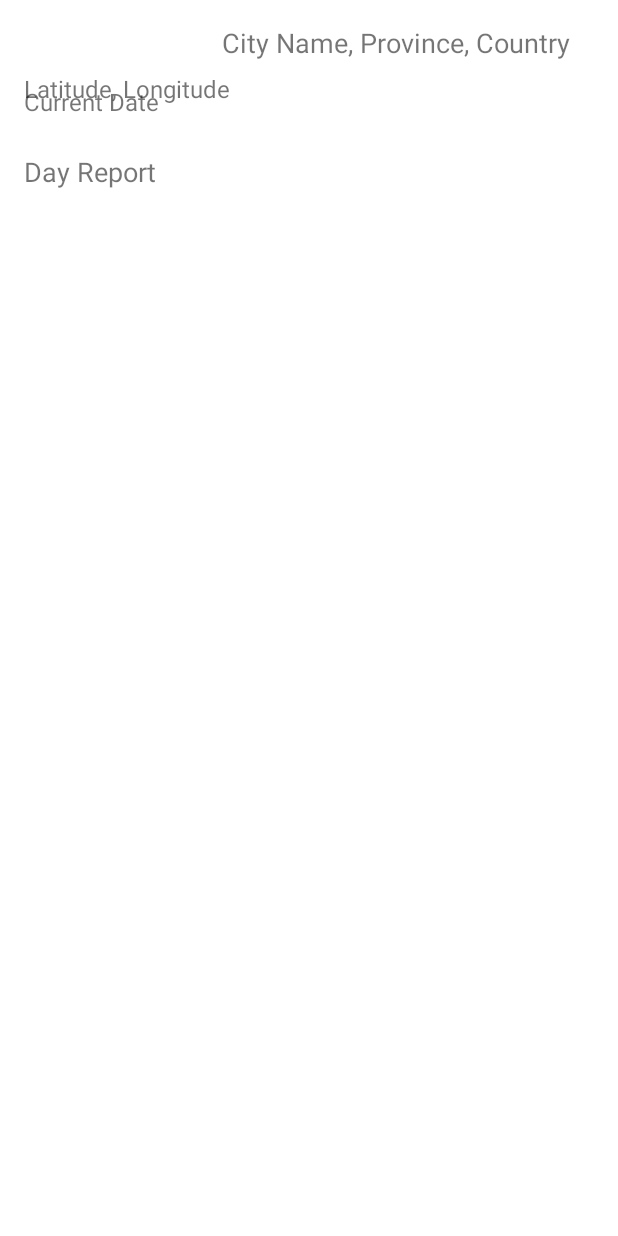
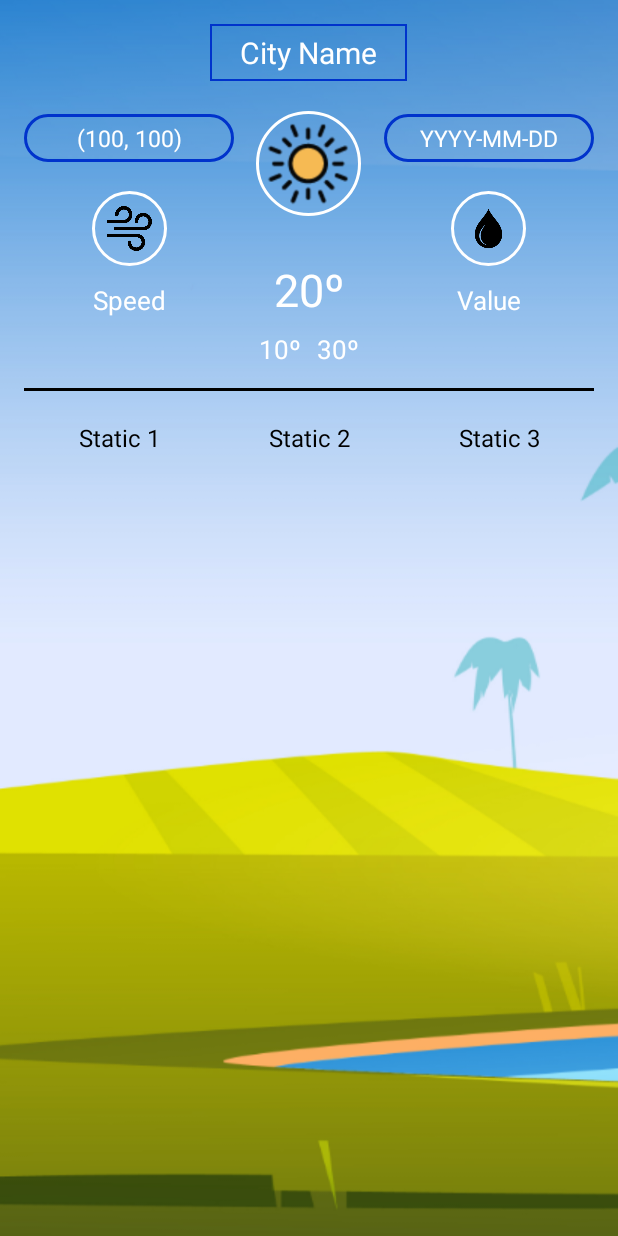
Before and after one commit to JorgeGainzarain/Mobile-Aplications-Individual-Work, an Android app: the layout activity_detailed_city.xml on its own in the app's theme, with its tools: preview values and no code run, on a phone screen of 412 x 824 dp. Run offline under Robolectric (Android 15) with nearby library versions, the phone set to English and light mode, and no system bars.

Commit message:
Final version already uploaded, forgot to commit the changes to github

```diff
--- a/app/src/main/java/es/usj/individualassessment/CityList.kt
+++ b/app/src/main/java/es/usj/individualassessment/CityList.kt
@@ -282,6 +282,14 @@ class CityList : AppCompatActivity() {
             binding.countryName.setTextColor(mycolor)
             binding.Time.setTextColor(mycolor)
 
+            // Set the click listener to start DetailedCity activity
+            rowView.setOnClickListener {
+                val intent = Intent(context, DetailedCity::class.java)
+                val index = ListCities.instance.indexOf(city)
+                intent.putExtra("CITY_INDEX", index)
+                context.startActivity(intent)
+            }
+
             return rowView
         }
         private fun updateFavourite(binding: ListItemBinding, city : City) {
--- a/app/src/main/java/es/usj/individualassessment/Classes/City.java
+++ b/app/src/main/java/es/usj/individualassessment/Classes/City.java
@@ -183,6 +183,13 @@ public class City {
     }
     public Day getToday() {return today;}
 
+    public Double getAvgWind() {
+        return history.getAvgWind();
+    }
+
+    public Double getAvgTemp() {return history.getAvgTemp();}
+    public Double getAvgDew() {return history.getAvgDew();}
+
     public Boolean isFavourite() {return favourite;}
     public void setFavourite(Boolean favourite) {
         this.favourite = favourite;
--- a/app/src/main/java/es/usj/individualassessment/Classes/History.java
+++ b/app/src/main/java/es/usj/individualassessment/Classes/History.java
@@ -39,6 +39,33 @@ public class History {
         }
         sortDays();
 
+    }
+
+    public Double getAvgWind() {
+        if (days == null || days.isEmpty()) return 0.0;
+        double totalWind = 0.0;
+        for (Day day : days) {
+            totalWind += day.getWindspeed();
+        }
+        return totalWind / days.size();
+    }
+
+    public Double getAvgTemp() {
+        if (days == null || days.isEmpty()) return 0.0;
+        double totalTemp = 0.0;
+        for (Day day : days) {
+            totalTemp += day.getTemp();
+        }
+        return totalTemp / days.size();
+    }
+
+    public Double getAvgDew() {
+        if (days == null || days.isEmpty()) return 0.0;
+        double totalDew = 0.0;
+        for (Day day : days) {
+            totalDew += day.getDew();
+        }
+        return totalDew / days.size();
     }
 
     public JSONArray toJSON() throws JSONException {
--- a/app/src/main/java/es/usj/individualassessment/DetailedCity.kt
+++ b/app/src/main/java/es/usj/individualassessment/DetailedCity.kt
@@ -1,15 +1,75 @@
 package es.usj.individualassessment
 
+import android.content.Intent
 import android.os.Bundle
-import androidx.activity.enableEdgeToEdge
 import androidx.appcompat.app.AppCompatActivity
-import androidx.core.view.ViewCompat
-import androidx.core.view.WindowInsetsCompat
+import es.usj.individualassessment.Classes.City
+import es.usj.individualassessment.Classes.ListCities
+import es.usj.individualassessment.databinding.ActivityDetailedCityBinding
+import java.text.SimpleDateFormat
+import java.util.Locale
 
 class DetailedCity : AppCompatActivity() {
+
+    private val view by lazy { ActivityDetailedCityBinding.inflate(layoutInflater) }
+
+    private lateinit var city: City
+
     override fun onCreate(savedInstanceState: Bundle?) {
         super.onCreate(savedInstanceState)
-        enableEdgeToEdge()
-        setContentView(R.layout.activity_detailed_city)
+        setContentView(view.root)
+
+        // Enable the home button
+        supportActionBar?.setDisplayHomeAsUpEnabled(true)
+
+        // Get the city index from the intent
+        val cityIndex = intent.getIntExtra("CITY_INDEX", -1)
+        if (cityIndex != -1) {
+            city = ListCities.instance[cityIndex]
+            setCityDetails()
+        } else {
+            // Handle the case where the index is invalid
+            finish() // Close the activity if the index is invalid
+        }
+    }
+
+    override fun onOptionsItemSelected(item: android.view.MenuItem): Boolean {
+        return when (item.itemId) {
+            android.R.id.home -> {
+                // Navigate back to the CityList activity
+                val intent = Intent(this, CityList::class.java)
+                startActivity(intent)
+                finish()
+                true
+            }
+            else -> super.onOptionsItemSelected(item)
+        }
+    }
+
+    private fun setCityDetails() {
+        val today = city.today
+
+        val latitude = String.format("%.2f", city.latitude)
+        val longitude = String.format("%.2f", city.longitude)
+        val dateFormat = SimpleDateFormat("yyyy-MM-dd", Locale.getDefault())
+        val date = dateFormat.format(city.calendar.time)
+
+        view.textViewNameProvinceCountry.text = "${city.name}, ${city.province}, ${city.country}"
+        view.location.text = "($latitude, $longitude)"
+        view.Date.text = date
+
+        val iconId = resources.getIdentifier(
+            today.icon.replace("-", "_"), "drawable",
+            packageName
+        )
+        view.weatherIcon.setImageResource(iconId) // Assuming weatherIcon is a drawable resource ID
+        view.windSpeed.text = "${today.windspeed} km/h"
+        view.dewValue.text = "${today.dew}"
+        view.tempValue.text = "${today.temp}°"
+        view.maxTemp.text = "${today.tempmax}°"
+        view.minTemp.text = "${today.tempmin}°"
+        view.avgWind.text = "Avg Wind\n${String.format("%.2f", city.avgWind)} km/h"
+        view.avgTemp.text = "Avg Temp\n${String.format("%.2f", city.avgTemp)}°"
+        view.avgDew.text = "Avg Dew\n${String.format("%.2f", city.avgDew)}°"
     }
 }
--- /dev/null
+++ b/app/src/main/res/drawable/circle_border.xml
@@ -0,0 +1,12 @@
+<!-- border_circle.xml -->
+<layer-list xmlns:android="http://schemas.android.com/apk/res/android">
+    <!-- Background Circle -->
+    <item>
+        <shape android:shape="oval">
+            <solid android:color="@android:color/transparent" />
+            <stroke
+                android:width="2dp"
+                android:color="@android:color/white" />
+        </shape>
+    </item>
+</layer-list>
--- a/app/src/main/res/layout/activity_detailed_city.xml
+++ b/app/src/main/res/layout/activity_detailed_city.xml
@@ -1,6 +1,7 @@
 <RelativeLayout xmlns:android="http://schemas.android.com/apk/res/android"
     android:layout_width="match_parent"
     android:layout_height="match_parent"
+    android:background="@drawable/sunny_bg"
     android:padding="16dp">
 
     <!-- City Information -->
@@ -8,44 +9,213 @@
         android:id="@+id/textViewNameProvinceCountry"
         android:layout_width="wrap_content"
         android:layout_height="wrap_content"
-        android:text="City Name, Province, Country"
-        android:textSize="18sp"
-        android:layout_alignParentTop="true"
-        android:layout_alignParentEnd="true"
-        android:layout_marginEnd="16dp"/>
-
-    <!-- Current Date -->
-    <TextView
-        android:id="@+id/textViewDate"
-        android:layout_width="wrap_content"
-        android:layout_height="wrap_content"
-        android:text="Current Date"
-        android:textSize="16sp"
-        android:layout_below="@id/textViewNameProvinceCountry"
-        android:layout_alignParentStart="true"
-        android:layout_marginTop="16dp"/>
+        android:text="City Name"
+        android:textSize="20dp"
+        android:layout_centerHorizontal="true"
+        android:textColor="@color/white"
+        android:background="@drawable/square_border_day"
+        android:paddingStart="20dp"
+        android:paddingEnd="20dp"
+        android:paddingTop="5dp"
+        android:paddingBottom="5dp"/>
 
     <!-- Latitude and Longitude -->
     <TextView
-        android:id="@+id/textViewLocation"
+        android:id="@+id/location"
+        android:layout_width="140dp"
+        android:layout_height="wrap_content"
+        android:text="(100, 100)"
+        android:layout_alignParentStart="true"
+        android:textColor="@color/white"
+        android:background="@drawable/rounded_border_day"
+        android:textSize="15sp"
+        android:paddingStart="20dp"
+        android:paddingEnd="20dp"
+        android:paddingTop="5dp"
+        android:gravity="center"
+        android:paddingBottom="5dp"
+        android:layout_marginTop="60dp"/>
+
+    <TextView
+        android:id="@+id/Date"
+        android:layout_width="140dp"
+        android:layout_height="wrap_content"
+        android:text="YYYY-MM-DD"
+        android:layout_alignParentEnd="true"
+        android:textColor="@color/white"
+        android:background="@drawable/rounded_border_day"
+        android:textSize="15sp"
+        android:gravity="center"
+        android:paddingStart="20dp"
+        android:paddingEnd="20dp"
+        android:paddingTop="5dp"
+        android:paddingBottom="5dp"
+        android:layout_marginTop="60dp"/>
+
+    <ImageView
+        android:id="@+id/weatherIcon"
+        android:layout_width="70dp"
+        android:layout_height="70dp"
+        android:layout_below="@+id/textViewNameProvinceCountry"
+        android:layout_centerHorizontal="true"
+        android:paddingStart="5dp"
+        android:paddingEnd="5dp"
+        android:paddingTop="5dp"
+        android:paddingBottom="5dp"
+        android:background="@drawable/circle_border"
+        android:layout_marginTop="20dp"
+        android:src="@drawable/clear_day" />
+
+    <ImageView
+        android:id="@+id/wind"
+        android:layout_width="50dp"
+        android:layout_height="50dp"
+        android:layout_below="@+id/textViewNameProvinceCountry"
+        android:layout_marginTop="73dp"
+        android:background="@drawable/circle_border"
+        android:layout_marginStart="45dp"
+        android:paddingStart="10dp"
+        android:paddingTop="10dp"
+        android:paddingEnd="10dp"
+        android:paddingBottom="10dp"
+        android:src="@drawable/wind_icon" />
+
+    <TextView
+        android:id="@+id/windSpeed"
+        android:layout_width="100dp"
+        android:layout_height="34dp"
+        android:layout_below="@id/wind"
+        android:gravity="center"
+        android:paddingStart="20dp"
+        android:paddingEnd="20dp"
+        android:paddingTop="5dp"
+        android:paddingBottom="5dp"
+        android:textColor="@color/white"
+        android:layout_marginTop="5dp"
+        android:layout_marginStart="20dp"
+        android:text="Speed"
+        android:textSize="17dp"/>
+
+    <ImageView
+        android:id="@+id/dew"
+        android:layout_width="50dp"
+        android:layout_height="50dp"
+        android:layout_below="@+id/textViewNameProvinceCountry"
+        android:layout_marginTop="73dp"
+        android:background="@drawable/circle_border"
+        android:layout_alignParentEnd="true"
+        android:layout_marginEnd="45dp"
+        android:paddingStart="10dp"
+        android:paddingTop="10dp"
+        android:paddingEnd="10dp"
+        android:paddingBottom="10dp"
+        android:src="@drawable/dew" />
+
+    <TextView
+        android:id="@+id/dewValue"
+        android:layout_width="100dp"
+        android:layout_height="34dp"
+        android:layout_below="@id/dew"
+        android:gravity="center"
+        android:layout_alignParentEnd="true"
+        android:layout_marginEnd="20dp"
+        android:paddingStart="20dp"
+        android:paddingEnd="20dp"
+        android:paddingTop="5dp"
+        android:textColor="@color/white"
+        android:paddingBottom="5dp"
+        android:layout_marginTop="5dp"
+        android:layout_marginStart="23dp"
+        android:text="Value"
+        android:textSize="17dp"/>
+
+    <TextView
+        android:id="@+id/tempValue"
         android:layout_width="wrap_content"
         android:layout_height="wrap_content"
-        android:text="Latitude, Longitude"
-        android:textSize="16sp"
-        android:layout_marginTop="32dp"/>
+        android:layout_below="@id/dew"
+        android:gravity="center"
+        android:layout_centerHorizontal="true"
+        android:layout_marginEnd="20dp"
+        android:paddingStart="20dp"
+        android:paddingEnd="20dp"
+        android:paddingTop="5dp"
+        android:textColor="@color/white"
+        android:paddingBottom="5dp"
+        android:layout_marginTop="-10dp"
+        android:layout_marginStart="23dp"
+        android:text="20º"
+        android:textSize="30dp"/>
 
-    <!-- Day Report -->
     <TextView
-        android:id="@+id/textViewDayReport"
+        android:id="@+id/maxTemp"
+        android:layout_width="wrap_content"
+        android:layout_height="wrap_content"
+        android:layout_below="@id/tempValue"
+        android:textColor="@color/white"
+        android:layout_alignEnd="@id/tempValue"
+        android:layout_marginEnd="10dp"
+        android:layout_marginTop="2dp"
+        android:text="30º"
+        android:textSize="17sp"/>
+
+    <TextView
+        android:id="@+id/minTemp"
+        android:layout_width="wrap_content"
+        android:layout_height="wrap_content"
+        android:layout_below="@id/tempValue"
+        android:textColor="@color/white"
+        android:layout_alignStart="@id/tempValue"
+        android:layout_marginStart="10dp"
+        android:layout_marginTop="2dp"
+        android:text="10º"
+        android:textSize="17sp"/>
+
+    <View
+        android:id="@+id/divider"
+        android:layout_width="match_parent"
+        android:layout_height="2dp"
+        android:layout_below="@+id/tempValue"
+        android:layout_marginTop="40dp"
+        android:background="@color/black" />
+
+    <LinearLayout
         android:layout_width="match_parent"
         android:layout_height="wrap_content"
-        android:text="Day Report"
-        android:textSize="18sp"
-        android:layout_below="@id/textViewLocation"
-        android:layout_marginTop="32dp"/>
+        android:layout_below="@id/divider"
+        android:layout_marginTop="20dp"
+        android:gravity="center"
+        android:orientation="horizontal">
 
-    <!-- Weather Report Placeholder -->
-    <!-- Add your weather report UI components here -->
-    <!-- Example: ImageView, TextView, etc. -->
+        <TextView
+            android:id="@+id/avgWind"
+            android:layout_width="wrap_content"
+            android:layout_height="wrap_content"
+            android:layout_weight="1"
+            android:text="Static 1"
+            android:textColor="@color/black"
+            android:textSize="16sp"
+            android:gravity="center"/>
+
+        <TextView
+            android:id="@+id/avgTemp"
+            android:layout_width="wrap_content"
+            android:layout_height="wrap_content"
+            android:layout_weight="1"
+            android:text="Static 2"
+            android:textColor="@color/black"
+            android:textSize="16sp"
+            android:gravity="center"/>
+
+        <TextView
+            android:id="@+id/avgDew"
+            android:layout_width="wrap_content"
+            android:layout_height="wrap_content"
+            android:layout_weight="1"
+            android:text="Static 3"
+            android:textColor="@color/black"
+            android:textSize="16sp"
+            android:gravity="center"/>
+    </LinearLayout>
 
 </RelativeLayout>
--- a/app/src/main/res/layout/activity_loading_screen.xml
+++ b/app/src/main/res/layout/activity_loading_screen.xml
@@ -18,7 +18,7 @@
             android:layout_gravity="center_horizontal"
             android:layout_marginTop="16dp"
             android:text="App Name"
-            android:textColor="@android:color/black"
+            android:textColor="@android:color/white"
             android:textSize="24sp" />
 
         <ImageView
```
Also changed, not shown: app/src/main/res/drawable/dew.png (added), app/src/main/res/drawable/sunny_bg.png (added), app/src/main/res/drawable/wind_icon.png (added).
